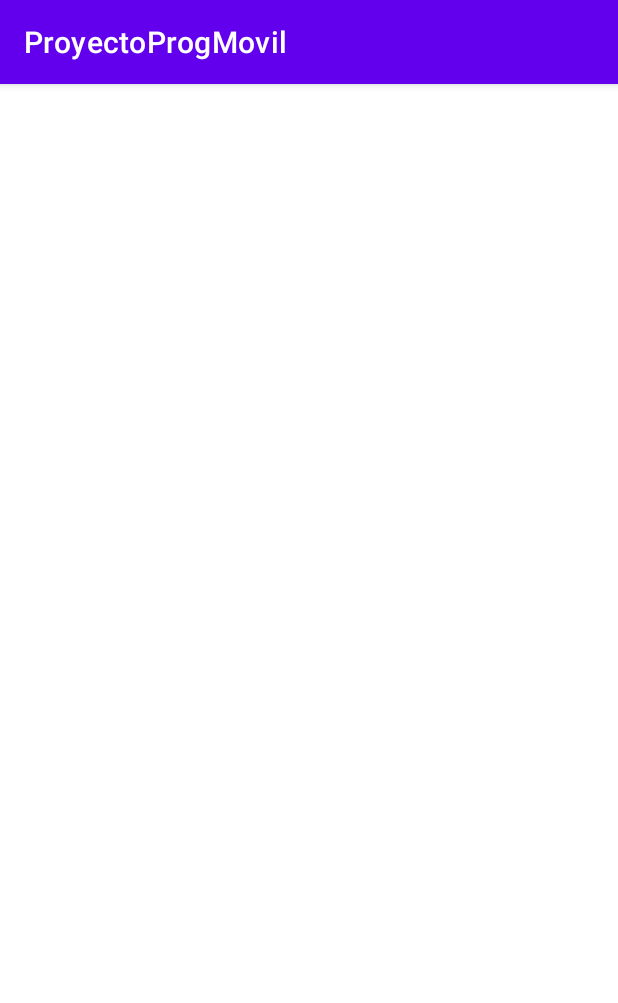
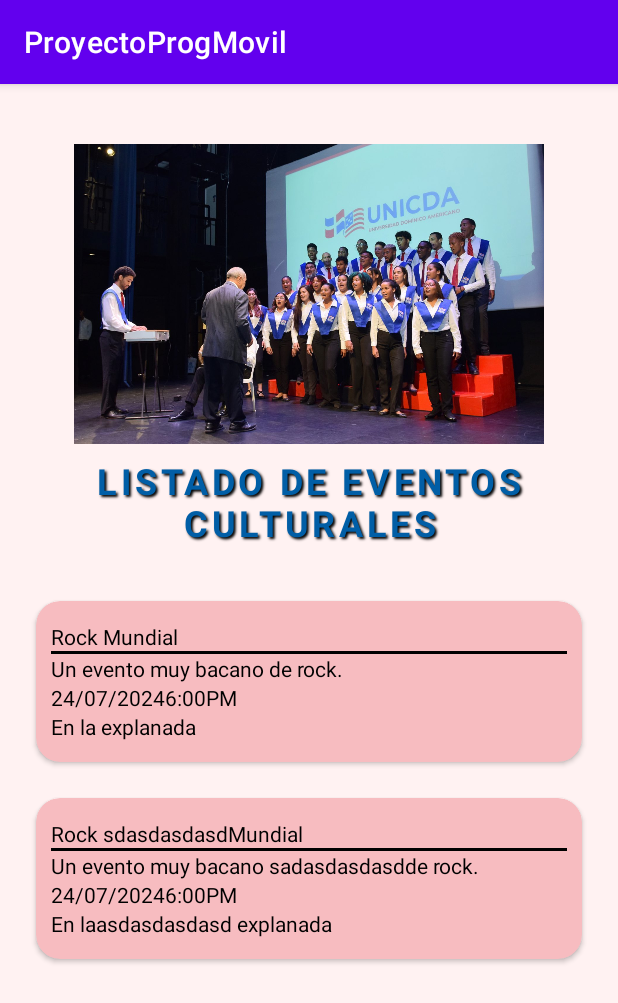
Before and after one commit to plramirez/ProyectoProgMovil, an Android app: the EventosCulturalesActivity screen opened directly, with no data from a screen before it, on a phone screen of 412 x 824 dp. Shown: the top 1003 px of the screen. Run offline under Robolectric (Android 15) with nearby library versions, the phone set to English and light mode, and no system bars.

Commit message:
Agregadas modificaciones a la vista de Eventos Culturales, donde se agrego recycler view, clases para adapter y view holder

```diff
--- /dev/null
+++ b/app/src/main/java/com/example/proyectoprogmovil/EventoCultural.kt
@@ -0,0 +1,8 @@
+package com.example.proyectoprogmovil
+
+data class EventoCultural(
+    val eventName: String,
+    val eventDescription: String,
+    val eventPlace: String,
+    val eventDate: String,
+    val eventTime: String)
--- a/app/src/main/java/com/example/proyectoprogmovil/EventosCulturalesActivity.kt
+++ b/app/src/main/java/com/example/proyectoprogmovil/EventosCulturalesActivity.kt
@@ -5,16 +5,44 @@ import androidx.activity.enableEdgeToEdge
 import androidx.appcompat.app.AppCompatActivity
 import androidx.core.view.ViewCompat
 import androidx.core.view.WindowInsetsCompat
+import androidx.recyclerview.widget.LinearLayoutManager
+import androidx.recyclerview.widget.RecyclerView
 
 class EventosCulturalesActivity : AppCompatActivity() {
+
+
+    private val eventosCulturales = mutableListOf(
+        EventoCultural("Rock Mundial", "Un evento muy bacano de rock.", "En la explanada", "24/07/2024", "6:00PM"),
+        EventoCultural("Rock sdasdasdasdMundial", "Un evento muy bacano sadasdasdasdde rock.", "En laasdasdasdasd explanada", "24/07/2024", "6:00PM")
+    )
+
+    private lateinit var rvEventosCulturales: RecyclerView
+    private lateinit var eventosCulturalesAdapter:EventosCulturalesAdapter
+
     override fun onCreate(savedInstanceState: Bundle?) {
         super.onCreate(savedInstanceState)
         enableEdgeToEdge()
         setContentView(R.layout.activity_eventos_culturales)
+
+        initComponents()
+        initUI()
+
         ViewCompat.setOnApplyWindowInsetsListener(findViewById(R.id.main)) { v, insets ->
             val systemBars = insets.getInsets(WindowInsetsCompat.Type.systemBars())
             v.setPadding(systemBars.left, systemBars.top, systemBars.right, systemBars.bottom)
             insets
         }
     }
+
+    private fun initComponents() {
+        rvEventosCulturales =findViewById(R.id.rvEventosCulturales)
+    }
+
+    private fun initUI() {
+        eventosCulturalesAdapter = EventosCulturalesAdapter(eventosCulturales)
+        rvEventosCulturales.layoutManager = LinearLayoutManager(this)
+        rvEventosCulturales.adapter = eventosCulturalesAdapter
+
+    }
+
 }
--- /dev/null
+++ b/app/src/main/java/com/example/proyectoprogmovil/EventosCulturalesAdapter.kt
@@ -0,0 +1,18 @@
+package com.example.proyectoprogmovil
+
+import android.view.LayoutInflater
+import android.view.ViewGroup
+import androidx.recyclerview.widget.RecyclerView
+
+class EventosCulturalesAdapter(var eventosCulturales: List<EventoCultural>): RecyclerView.Adapter<EventosCulturalesViewHolder>() {
+    override fun onCreateViewHolder(parent: ViewGroup, viewType: Int): EventosCulturalesViewHolder {
+        val view = LayoutInflater.from(parent.context).inflate(R.layout.item_event_preview, parent, false)
+        return EventosCulturalesViewHolder(view)
+    }
+
+    override fun getItemCount() = eventosCulturales.size
+
+    override fun onBindViewHolder(holder: EventosCulturalesViewHolder, position: Int) {
+        holder.render(eventosCulturales[position])
+    }
+}
--- /dev/null
+++ b/app/src/main/java/com/example/proyectoprogmovil/EventosCulturalesViewHolder.kt
@@ -0,0 +1,23 @@
+package com.example.proyectoprogmovil
+
+import android.view.View
+import android.widget.TextView
+import androidx.recyclerview.widget.RecyclerView
+
+class EventosCulturalesViewHolder (view: View): RecyclerView.ViewHolder(view) {
+
+    private val tvNombreEventoCultural: TextView = view.findViewById(R.id.tvEventoCulturalNombre)
+    private val tvDescripcionEventoCultural: TextView = view.findViewById(R.id.tvEventoCulturalDescripcion)
+    private val tvFechaEventoCultural: TextView = view.findViewById(R.id.tvEventoCulturalFecha)
+    private val tvHoraEventoCultural: TextView = view.findViewById(R.id.tvEventoCulturalHora)
+    private val tvLugarEventoCultural: TextView = view.findViewById(R.id.tvEventoCulturalLugar)
+
+
+    fun render(eventoCultural: EventoCultural){
+        tvNombreEventoCultural.text = eventoCultural.eventName
+        tvDescripcionEventoCultural.text = eventoCultural.eventDescription
+        tvFechaEventoCultural.text = eventoCultural.eventDate
+        tvHoraEventoCultural.text = eventoCultural.eventTime
+        tvLugarEventoCultural.text = eventoCultural.eventPlace
+    }
+}
--- a/app/src/main/java/com/example/proyectoprogmovil/MenuPrincipal.kt
+++ b/app/src/main/java/com/example/proyectoprogmovil/MenuPrincipal.kt
@@ -1,6 +1,8 @@
 package com.example.proyectoprogmovil
 
+import android.content.Intent
 import android.os.Bundle
+import android.widget.Button
 import androidx.activity.enableEdgeToEdge
 import androidx.appcompat.app.AppCompatActivity
 import androidx.core.view.ViewCompat
@@ -11,10 +13,34 @@ class MenuPrincipal : AppCompatActivity() {
         super.onCreate(savedInstanceState)
         enableEdgeToEdge()
         setContentView(R.layout.activity_menu_principal)
+
+        val btnEventosAcademicos: Button = findViewById(R.id.btnAcademicEvents)
+        val btnEventosCulturales: Button = findViewById(R.id.btnCulturalEvents)
+        val btnMapaCampus: Button = findViewById(R.id.btnCampusMap)
+
+        btnEventosAcademicos.setOnClickListener { navigateToEventosAcademicos() }
+        btnEventosCulturales.setOnClickListener { navigateToEventosCulturales() }
+        btnMapaCampus.setOnClickListener { navigateToMapaCampus() }
+
+
         ViewCompat.setOnApplyWindowInsetsListener(findViewById(R.id.main)) { v, insets ->
             val systemBars = insets.getInsets(WindowInsetsCompat.Type.systemBars())
             v.setPadding(systemBars.left, systemBars.top, systemBars.right, systemBars.bottom)
             insets
         }
     }
+    private fun navigateToEventosAcademicos(){
+        val intent = Intent(this, EventosAcademicosActivity::class.java)
+        startActivity(intent)
+    }
+
+    private fun navigateToEventosCulturales(){
+        val intent = Intent(this, EventosCulturalesActivity::class.java)
+        startActivity(intent)
+    }
+
+    private fun navigateToMapaCampus(){
+        val intent = Intent(this, MapaCampusActivity::class.java)
+        startActivity(intent)
+    }
 }
--- a/app/src/main/res/layout/activity_eventos_culturales.xml
+++ b/app/src/main/res/layout/activity_eventos_culturales.xml
@@ -5,6 +5,53 @@
     android:id="@+id/main"
     android:layout_width="match_parent"
     android:layout_height="match_parent"
+    android:background="#88FFE6E7"
     tools:context=".EventosCulturalesActivity">
 
+    <ImageView
+        android:id="@+id/ivEventosCulturales"
+        android:layout_width="match_parent"
+        android:layout_height="200dp"
+        app:layout_constraintTop_toTopOf="parent"
+        app:layout_constraintStart_toStartOf="parent"
+        app:layout_constraintEnd_toEndOf="parent"
+        android:layout_marginTop="40dp"
+        android:src="@drawable/dominico_americano_cultural">
+
+    </ImageView>
+
+    <TextView
+        android:id="@+id/tvTituloEventos"
+        android:layout_width="match_parent"
+        android:layout_height="wrap_content"
+        android:layout_marginTop="8dp"
+        app:layout_constraintTop_toBottomOf="@+id/ivEventosCulturales"
+        app:layout_constraintEnd_toEndOf="parent"
+        app:layout_constraintStart_toStartOf="parent"
+        android:text="Listado de Eventos Culturales"
+        android:textSize="24dp"
+        android:textAlignment="center"
+        android:textStyle="bold"
+        android:textAllCaps="true"
+        android:letterSpacing="0.1"
+        android:shadowColor="#000000"
+        android:shadowDx="2"
+        android:shadowDy="2"
+        android:shadowRadius="1.5"
+        android:textColor="@color/blue">
+
+    </TextView>
+
+    <androidx.recyclerview.widget.RecyclerView
+        android:id="@+id/rvEventosCulturales"
+        android:layout_width="match_parent"
+        android:layout_height="wrap_content"
+        app:layout_constraintTop_toBottomOf="@+id/tvTituloEventos"
+        app:layout_constraintStart_toStartOf="parent"
+        app:layout_constraintEnd_toEndOf="parent"
+        android:layout_marginTop="24dp"
+        android:layout_marginHorizontal="16dp">
+
+    </androidx.recyclerview.widget.RecyclerView>
+
 </androidx.constraintlayout.widget.ConstraintLayout>
--- /dev/null
+++ b/app/src/main/res/layout/item_event_preview.xml
@@ -0,0 +1,81 @@
+<?xml version="1.0" encoding="utf-8"?>
+<androidx.cardview.widget.CardView xmlns:android="http://schemas.android.com/apk/res/android"
+    xmlns:tools="http://schemas.android.com/tools"
+    android:id="@+id/viewEventosCulturalesContainer"
+    android:layout_marginHorizontal="8dp"
+    android:layout_marginVertical="12dp"
+    android:layout_width="match_parent"
+    app:cardCornerRadius="16dp"
+    android:layout_height="wrap_content"
+    xmlns:app="http://schemas.android.com/apk/res-auto"
+    app:cardBackgroundColor="@color/rose">
+
+    <LinearLayout
+        android:layout_width="match_parent"
+        android:layout_height="wrap_content"
+        android:paddingHorizontal="10dp"
+        android:paddingVertical="14dp"
+        android:orientation="vertical">
+
+        <TextView
+            android:id="@+id/tvEventoCulturalNombre"
+            android:layout_width="match_parent"
+            android:layout_height="wrap_content"
+            android:textColor="@color/black"
+            tools:text="Nombre del Evento">
+
+        </TextView>
+
+        <View
+            android:id="@+id/divider"
+            android:background="@color/black"
+            android:layout_width="match_parent"
+            android:layout_height="2dp">
+
+        </View>
+
+        <TextView
+            android:id="@+id/tvEventoCulturalDescripcion"
+            android:layout_width="match_parent"
+            android:layout_height="wrap_content"
+            android:textColor="@color/black"
+            tools:text="Descripcion del Evento">
+
+        </TextView>
+
+        <LinearLayout
+            android:layout_width="wrap_content"
+            android:layout_height="wrap_content"
+            android:orientation="horizontal">
+
+            <TextView
+                android:id="@+id/tvEventoCulturalFecha"
+                android:layout_width="match_parent"
+                android:layout_height="wrap_content"
+                android:textColor="@color/black"
+                tools:text="25/07/2024">
+
+            </TextView>
+
+            <TextView
+                android:id="@+id/tvEventoCulturalHora"
+                android:layout_width="match_parent"
+                android:layout_height="wrap_content"
+                android:textColor="@color/black"
+                tools:text=" 8:00 AM">
+
+            </TextView>
+        </LinearLayout>
+
+        <TextView
+            android:id="@+id/tvEventoCulturalLugar"
+            android:layout_width="match_parent"
+            android:layout_height="wrap_content"
+            android:textColor="@color/black"
+            tools:text="Lugar del evento">
+
+        </TextView>
+
+    </LinearLayout>
+
+</androidx.cardview.widget.CardView>
```
Also changed, not shown: app/src/main/res/drawable/dominico_americano_cultural.jpg (added).
